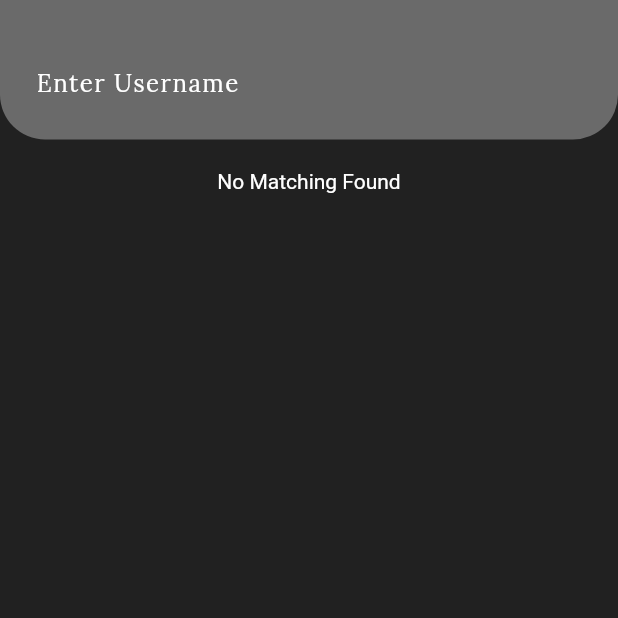
After one commit to SamarpanCoder2002/Generation, a Flutter app: the Search screen opened directly, on a phone screen of 412 x 824 dp, the top half of it. The commit adds this screen. Run offline on Flutter 3.47's test engine with Material 2 defaults, Android fonts, the phone set to English and light mode, and no system bars; our stand-ins replace cloud_firestore, firebase_auth, firebase_core, flutter_icons, flutter_switch, google_sign_in and 2 more; missing offline and left inert: circle_list, fab_circular_menu; accounts and stored records are empty.

Commit message:
Search Functionality Added

```diff
--- a/lib/Backend/Service/email_pwd_auth.dart
+++ b/lib/Backend/Service/email_pwd_auth.dart
@@ -156,7 +156,8 @@ class EmailAndPasswordAuth {
                                   "creation_date": DateFormat('dd-MM-yyyy')
                                       .format(DateTime.now()),
                                   "creation_time":
-                                      "${DateTime.now().hour}:${DateTime.now().minute}",
+                                      "${DateFormat('hh:mm a').format(DateTime.now())}",
+                                  "connections": {},
                                 });
 
                                 Navigator.pushAndRemoveUntil(
--- a/lib/Backend/Service/google_auth.dart
+++ b/lib/Backend/Service/google_auth.dart
@@ -49,6 +49,7 @@ class GoogleAuth {
         }
       } else {
         print("Already Logged In");
+        await logOut();
       }
     } catch (e) {
       print("Google LogIn Error: ${e.toString()}");
@@ -147,7 +148,8 @@ class GoogleAuth {
                                   "creation_date": DateFormat('dd-MM-yyyy')
                                       .format(DateTime.now()),
                                   "creation_time":
-                                      "${DateTime.now().hour}:${DateTime.now().minute}",
+                                      "${DateFormat('hh:mm a').format(DateTime.now())}",
+                                  "connections": {},
                                 });
 
                                 print("Log-In Successful: User Name: $_email");
--- a/lib/FrontEnd/MainScreen/ChatCollection.dart
+++ b/lib/FrontEnd/MainScreen/ChatCollection.dart
@@ -1,5 +1,6 @@
 import 'package:flutter/material.dart';
 import 'package:flutter/cupertino.dart';
+import 'package:flutter_icons/flutter_icons.dart';
 
 import 'package:page_transition/page_transition.dart';
 
@@ -196,7 +197,7 @@ class _ChatScreenState extends State<ChatScreen> {
                         ),
                         Container(
                           child: Icon(
-                            Icons.surround_sound_rounded,
+                            Icons.notification_important_outlined,
                             color: Colors.green,
                           ),
                         ),
--- /dev/null
+++ b/lib/FrontEnd/MainScreen/search.dart
@@ -0,0 +1,164 @@
+import 'package:cloud_firestore/cloud_firestore.dart';
+import 'package:flutter/material.dart';
+
+class Search extends StatefulWidget {
+  @override
+  _SearchState createState() => _SearchState();
+}
+
+class _SearchState extends State<Search> {
+  TextEditingController searchUser = TextEditingController();
+  QuerySnapshot searchResultSnapshot;
+
+  bool isLoading = false;
+  bool haveUserSearched = false;
+
+  initiateSearch() async {
+    if (searchUser.text.isNotEmpty) {
+      setState(() {
+        isLoading = true;
+      });
+      await FirebaseFirestore.instance
+          .collection("generation_users")
+          .where("user_name", isEqualTo: searchUser.text)
+          .get()
+          .catchError((e) {
+        print(e.toString());
+      }).then((snapshot) {
+        searchResultSnapshot = snapshot;
+        print("$searchResultSnapshot");
+        setState(() {
+          isLoading = false;
+          haveUserSearched = true;
+        });
+      });
+    }
+  }
+
+  Widget userList() {
+    return haveUserSearched
+        ? ListView.builder(
+            shrinkWrap: true,
+            itemCount: searchResultSnapshot.docs.length,
+            itemBuilder: (context, index) {
+              return userTile(
+                searchResultSnapshot.docs[index]["user_name"],
+                searchResultSnapshot.docs[index].id,
+              );
+            })
+        : Container(
+            child: Center(
+              child: Text(
+                "No Matching Found",
+                style: TextStyle(color: Colors.white),
+              ),
+            ),
+          );
+  }
+
+  Widget userTile(String userName, String userEmail) {
+    return Container(
+      padding: EdgeInsets.symmetric(horizontal: 24, vertical: 16),
+      child: Row(
+        children: [
+          Column(
+            crossAxisAlignment: CrossAxisAlignment.start,
+            children: [
+              Text(
+                userName,
+                style: TextStyle(color: Colors.white, fontSize: 16),
+              ),
+              Text(
+                userEmail,
+                style: TextStyle(color: Colors.white, fontSize: 16),
+              )
+            ],
+          ),
+          Spacer(),
+          GestureDetector(
+            onTap: () {},
+            child: Container(
+              padding: EdgeInsets.symmetric(horizontal: 12, vertical: 8),
+              decoration: BoxDecoration(
+                  color: Colors.blue, borderRadius: BorderRadius.circular(24)),
+              child: Text(
+                "Message",
+                style: TextStyle(color: Colors.white, fontSize: 16),
+              ),
+            ),
+          )
+        ],
+      ),
+    );
+  }
+
+  @override
+  Widget build(BuildContext context) {
+    return Scaffold(
+      body: Container(
+        color: Colors.black87,
+        width: double.maxFinite,
+        height: MediaQuery.of(context).size.height,
+        child: Column(
+          children: [
+            Container(
+              padding: EdgeInsets.only(
+                left: 24,
+                right: 24,
+                top: 25,
+                bottom: 5,
+              ),
+              margin: EdgeInsets.only(bottom: 20.0),
+              decoration: BoxDecoration(
+                color: Color(0x54FFFFFF),
+                borderRadius: BorderRadius.only(
+                  bottomLeft: Radius.circular(30.0),
+                  bottomRight: Radius.circular(30.0),
+                ),
+              ),
+              child: Row(
+                children: [
+                  Expanded(
+                    child: TextField(
+                      controller: searchUser,
+                      cursorColor: Colors.white,
+                      style: TextStyle(
+                        color: Colors.white,
+                        fontSize: 20.0,
+                      ),
+                      decoration: InputDecoration(
+                        border: InputBorder.none,
+                        labelText: "Enter Username",
+                        labelStyle: TextStyle(
+                          color: Colors.white,
+                          fontSize: 16,
+                          fontFamily: 'Lora',
+                          letterSpacing: 1.0,
+                        ),
+                      ),
+                      onChanged: (inputValue) {
+                        initiateSearch();
+                      },
+                    ),
+                  ),
+                ],
+              ),
+            ),
+            isLoading
+                ? Container(
+                    decoration: BoxDecoration(
+                      color: const Color.fromRGBO(0, 0, 0, 0.0),
+                    ),
+                    child: Center(
+                      child: CircularProgressIndicator(
+                        backgroundColor: Colors.black,
+                      ),
+                    ),
+                  )
+                : userList(),
+          ],
+        ),
+      ),
+    );
+  }
+}
--- a/lib/main.dart
+++ b/lib/main.dart
@@ -5,6 +5,7 @@ import 'package:flutter/cupertino.dart';
 import 'package:generation/FrontEnd/MainScreen/MainWindow.dart';
 import 'package:generation/FrontEnd/Auth_UI/sign_up_UI.dart';
 import 'package:firebase_core/firebase_core.dart';
+import 'package:intl/intl.dart';
 
 import 'Backend/Service/google_auth.dart';
 
@@ -21,6 +22,7 @@ void main() async {
 Future<Widget> differentContext() async {
   if (FirebaseAuth.instance.currentUser == null) return SignUpAuthentication();
 
+  try {
     DocumentSnapshot responseData = await FirebaseFirestore.instance
         .doc("generation_users/${FirebaseAuth.instance.currentUser.email}")
         .get();
@@ -35,4 +37,8 @@ Future<Widget> differentContext() async {
       return SignUpAuthentication();
     }
     return MainScreen();
+  } catch (e) {
+    print("Starting Error is: $e");
+    return SignUpAuthentication();
   }
+}
```
Also changed, not shown: lib/FrontEnd/MainScreen/MainWindow.dart (+27 -2 lines). Lines whose indentation alone changed are shown as unchanged.
